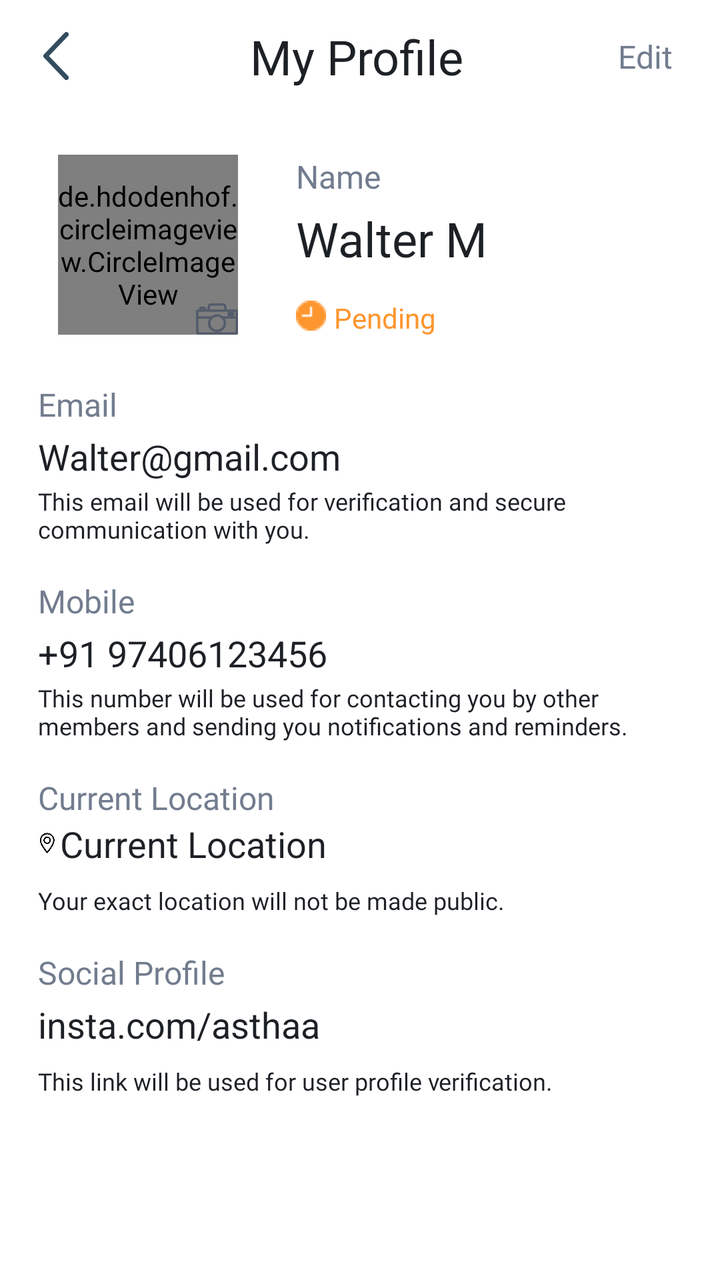
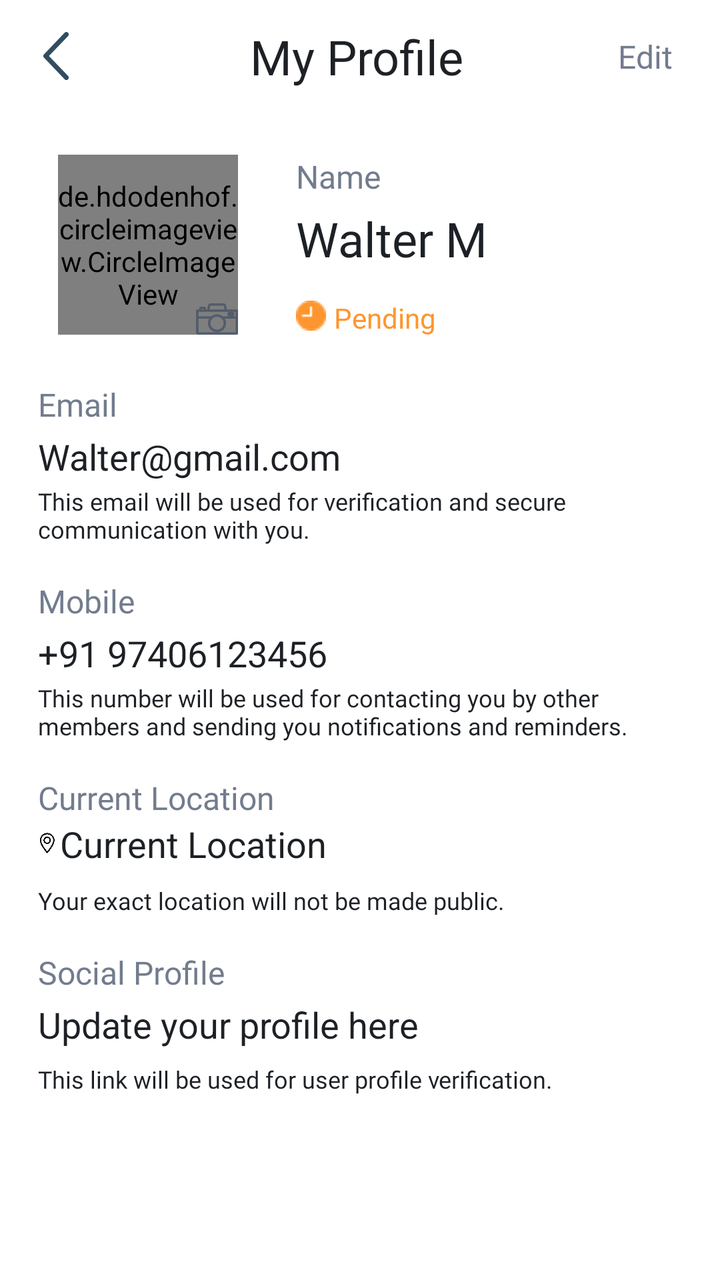

Compare the two renders of this Android layout. The source of the first and the diff that turns it into the second are given below.
<!-- AndroidManifest.xml: application theme Theme.AbraaKaDabraa.App -->
<!-- res/layout/activity_my_profile2.xml -->
<?xml version="1.0" encoding="utf-8"?>
<androidx.constraintlayout.widget.ConstraintLayout xmlns:android="http://schemas.android.com/apk/res/android"
    xmlns:app="http://schemas.android.com/apk/res-auto"
    xmlns:tools="http://schemas.android.com/tools"
    android:layout_width="match_parent"
    android:layout_height="match_parent"
    tools:context=".activities.newflow.MyProfileActivity">

    <ImageView
        android:id="@+id/ivBack"
        android:layout_width="24dp"
        android:layout_height="24dp"
        android:layout_marginStart="16dp"
        android:layout_marginTop="16dp"
        app:layout_constraintStart_toStartOf="parent"
        app:layout_constraintTop_toTopOf="parent"
        app:srcCompat="@drawable/ic_back_arrow" />

    <TextView
        android:id="@+id/textView82"
        android:layout_width="0dp"
        android:layout_height="wrap_content"
        android:layout_marginStart="16dp"
        android:layout_marginEnd="8dp"
        android:fontFamily="@font/montserrat_bold"
        android:gravity="center"
        android:text="My Profile"
        android:textColor="#1D2126"
        android:textSize="24sp"
        app:layout_constraintBottom_toBottomOf="@+id/ivBack"
        app:layout_constraintEnd_toStartOf="@+id/editProfile"
        app:layout_constraintStart_toEndOf="@+id/ivBack"
        app:layout_constraintTop_toTopOf="@+id/ivBack" />

    <TextView
        android:id="@+id/editProfile"
        android:layout_width="0dp"
        android:layout_height="wrap_content"
        android:layout_marginEnd="24dp"
        android:fontFamily="@font/montserrat_medium"
        android:gravity="center"
        android:text="Edit"
        android:textColor="#727C8E"
        android:textSize="@dimen/sp_16"
        app:layout_constraintBottom_toBottomOf="@+id/ivBack"
        app:layout_constraintEnd_toEndOf="parent"
        app:layout_constraintTop_toTopOf="@+id/ivBack" />

    <FrameLayout
        android:id="@+id/frameLayout2"
        android:layout_width="0dp"
        android:layout_height="wrap_content"
        android:layout_marginStart="29dp"
        android:layout_marginTop="33dp"
        app:layout_constraintStart_toStartOf="parent"
        app:layout_constraintTop_toBottomOf="@+id/textView82">

        <de.hdodenhof.circleimageview.CircleImageView
            android:layout_width="90dp"
            android:layout_height="90dp"
            android:src="@color/blue_text_color" />

        <ImageView
            android:id="@+id/imageView16"
            android:layout_width="wrap_content"
            android:layout_height="wrap_content"
            android:layout_gravity="bottom|right"
            android:elevation="4dp"
            app:srcCompat="@drawable/ic_camera_profile" />

    </FrameLayout>

    <TextView
        android:id="@+id/textView120"
        android:layout_width="0dp"
        android:layout_height="wrap_content"
        android:layout_marginStart="29dp"
        android:layout_marginEnd="24dp"
        android:textColor="#727C8E"
        android:fontFamily="@font/montserrat_medium"
        android:textSize="@dimen/sp_16"
        android:text="Name"
        app:layout_constraintEnd_toEndOf="parent"
        app:layout_constraintStart_toEndOf="@+id/frameLayout2"
        app:layout_constraintTop_toTopOf="@+id/frameLayout2" />

    <EditText
        android:id="@+id/nameEdit"
        android:layout_width="0dp"
        android:layout_height="wrap_content"
        android:layout_marginTop="4dp"
        android:layout_marginEnd="24dp"
        android:background="@color/transparent"
        android:enabled="false"
        android:fontFamily="@font/montserrat_bold"
        android:hint="Walter M"
        android:textColor="#1D2126"
        android:textColorHint="#1D2126"
        android:textSize="24sp"
        app:layout_constraintEnd_toEndOf="parent"
        app:layout_constraintHorizontal_bias="0.0"
        app:layout_constraintStart_toStartOf="@+id/textView120"
        app:layout_constraintTop_toBottomOf="@+id/textView120" />

    <View
        android:layout_width="0dp"
        android:layout_height="1dp"
        android:background="@color/grey_font"
        app:layout_constraintEnd_toEndOf="@+id/nameEdit"
        app:layout_constraintStart_toStartOf="@+id/nameEdit"
        app:layout_constraintTop_toBottomOf="@+id/nameEdit" />

    <TextView
        android:id="@+id/textView122"
        android:layout_width="0dp"
        android:layout_height="wrap_content"
        android:layout_marginStart="4dp"
        android:layout_marginTop="14dp"
        android:layout_marginEnd="24dp"
        android:textColor="#FE962F"
        android:fontFamily="@font/montserrat_semi_bold"
        android:text="Pending"
        app:layout_constraintEnd_toEndOf="parent"
        app:layout_constraintStart_toEndOf="@+id/imageView38"
        app:layout_constraintTop_toBottomOf="@+id/nameEdit" />

    <LinearLayout
        android:layout_width="match_parent"
        android:layout_height="wrap_content"
        android:layout_marginStart="19dp"
        android:layout_marginTop="24dp"
        android:layout_marginEnd="24dp"
        android:orientation="vertical"
        app:layout_constraintEnd_toEndOf="parent"
        app:layout_constraintStart_toStartOf="parent"
        app:layout_constraintTop_toBottomOf="@+id/frameLayout2">

        <LinearLayout
            android:layout_width="match_parent"
            android:layout_height="wrap_content"
            android:orientation="vertical">

            <TextView
                android:layout_width="wrap_content"
                android:layout_height="wrap_content"
                android:fontFamily="@font/montserrat_medium"
                android:text="Email"
                android:textColor="#727C8E"
                android:textSize="@dimen/sp_16" />

            <EditText
                android:id="@+id/emailEdit"
                android:layout_width="match_parent"
                android:layout_height="wrap_content"
                android:layout_marginTop="3dp"
                android:hint="Walter@gmail.com"
                android:textSize="18sp"
                android:enabled="false"
                android:inputType="textEmailAddress"
                android:background="@color/transparent"
                android:textColorHint="#1D2126" />

            <View
                android:layout_width="match_parent"
                android:layout_height="1dp"
                android:background="@color/grey_font" />

            <TextView
                android:layout_width="match_parent"
                android:layout_height="wrap_content"
                android:layout_marginTop="1dp"
                android:text="This email will be used for verification and secure communication with you."
                android:textColor="#1D2126"
                android:fontFamily="@font/montserrat_medium"
                android:textSize="12sp"/>
        </LinearLayout>

        <LinearLayout
            android:layout_marginTop="17dp"
            android:layout_width="match_parent"
            android:layout_height="wrap_content"
            android:orientation="vertical">

            <TextView
                android:layout_width="wrap_content"
                android:layout_height="wrap_content"
                android:fontFamily="@font/montserrat_medium"
                android:text="Mobile"
                android:textColor="#727C8E"
                android:textSize="@dimen/sp_16" />

            <EditText
                android:id="@+id/phoneEdit"
                android:layout_width="match_parent"
                android:layout_height="wrap_content"
                android:layout_marginTop="3dp"
                android:hint="+91 97406123456"
                android:textSize="18sp"
                android:enabled="false"
                android:inputType="phone"
                android:background="@color/transparent"
                android:textColorHint="#1D2126" />

            <View
                android:layout_width="match_parent"
                android:layout_height="1dp"
                android:background="@color/grey_font" />

            <TextView
                android:layout_width="match_parent"
                android:layout_height="wrap_content"
                android:layout_marginTop="1dp"
                android:text="This number will be used for contacting you by other members and sending you notifications and reminders."
                android:textColor="#1D2126"
                android:fontFamily="@font/montserrat_medium"
                android:textSize="12sp"/>
        </LinearLayout>

        <LinearLayout
            android:layout_marginTop="17dp"
            android:layout_width="match_parent"
            android:layout_height="wrap_content"
            android:orientation="vertical">

            <TextView
                android:layout_width="wrap_content"
                android:layout_height="wrap_content"
                android:fontFamily="@font/montserrat_medium"
                android:text="Current Location"
                android:textColor="#727C8E"
                android:textSize="@dimen/sp_16" />

            <LinearLayout
                android:layout_width="match_parent"
                android:layout_height="wrap_content"
                android:orientation="horizontal">
                <ImageView
                    android:layout_width="9dp"
                    android:layout_height="13dp"
                    android:src="@drawable/ic_location"
                    android:layout_gravity="center"/>
                <EditText
                    android:id="@+id/locationEdit"
                    android:layout_width="match_parent"
                    android:layout_height="wrap_content"
                    android:hint="Current Location"
                    android:textSize="18sp"
                    android:enabled="false"
                    android:layout_marginStart="2dp"
                    android:background="@color/transparent"
                    android:textColorHint="#1D2126" />
            </LinearLayout>


            <View
                android:layout_width="match_parent"
                android:layout_height="1dp"
                android:background="@color/grey_font" />

            <TextView
                android:layout_width="match_parent"
                android:layout_height="wrap_content"
                android:layout_marginTop="7dp"
                android:text="Your exact location will not be made public."
                android:textColor="#1D2126"
                android:fontFamily="@font/montserrat_medium"
                android:textSize="12sp"/>
        </LinearLayout>

        <LinearLayout
            android:layout_marginTop="17dp"
            android:layout_width="match_parent"
            android:layout_height="wrap_content"
            android:orientation="vertical">

            <TextView
                android:layout_width="wrap_content"
                android:layout_height="wrap_content"
                android:fontFamily="@font/montserrat_medium"
                android:text="Social Profile"
                android:textColor="#727C8E"
                android:textSize="@dimen/sp_16" />

            <EditText
                android:id="@+id/instaEdit"
                android:layout_width="match_parent"
                android:layout_height="wrap_content"
                android:layout_marginTop="3dp"
                android:hint="insta.com/asthaa"
                android:textSize="18sp"
                android:enabled="false"
                android:background="@color/transparent"
                android:textColorHint="#1D2126" />

            <View
                android:layout_width="match_parent"
                android:layout_height="1dp"
                android:background="@color/grey_font" />

            <TextView
                android:layout_width="match_parent"
                android:layout_height="wrap_content"
                android:layout_marginTop="7dp"
                android:text="This link will be used for user profile verification."
                android:textColor="#1D2126"
                android:fontFamily="@font/montserrat_medium"
                android:textSize="12sp"/>
        </LinearLayout>
    </LinearLayout>

    <ImageView
        android:id="@+id/imageView38"
        android:layout_width="wrap_content"
        android:layout_height="wrap_content"
        android:layout_marginTop="15dp"
        android:src="@drawable/pending_icon"
        app:layout_constraintStart_toStartOf="@+id/nameEdit"
        app:layout_constraintTop_toBottomOf="@+id/nameEdit" />


</androidx.constraintlayout.widget.ConstraintLayout>
<!-- resources referenced by this layout -->
<resources>
  <color name="blue_text_color">#355389</color>
  <color name="transparent">#00000000</color>
  <dimen name="sp_16">16sp</dimen>
  <!-- drawable ic_back_arrow (drawable) -->
  <vector android:height="44.5704dp" android:viewportHeight="18.571"
      android:viewportWidth="10" android:width="24dp" xmlns:android="http://schemas.android.com/apk/res/android">
      <path android:fillColor="#334d60" android:pathData="M0.265,9.949 L8.433,18.3a0.906,0.906 0,0 0,1.3 0,0.951 0.951,0 0,0 0,-1.325L2.212,9.286 9.73,1.6a0.952,0.952 0,0 0,0 -1.326,0.906 0.906,0 0,0 -1.3,0L0.265,8.623A0.962,0.962 0,0 0,0.265 9.949Z"/>
  </vector>
  <!-- drawable ic_camera_profile (drawable) -->
  <vector xmlns:android="http://schemas.android.com/apk/res/android"
      android:width="20.854dp"
      android:height="15.829dp"
      android:viewportWidth="20.854"
      android:viewportHeight="15.829">
    <path
        android:pathData="M20.25,3.367L15.166,3.367l-0.509,-2.29a1.089,1.089 0,0 0,-1.05 -0.827L7.25,0.25a1.027,1.027 0,0 0,-1.018 0.827l-0.509,2.29L4.766,3.367v-0.731a0.706,0.706 0,0 0,-0.7 -0.7L2.508,1.936a0.706,0.706 0,0 0,-0.7 0.7v0.731L0.6,3.367a0.353,0.353 0,0 0,-0.35 0.35L0.25,14.53a1.059,1.059 0,0 0,1.05 1.05L19.55,15.58a1.059,1.059 0,0 0,1.05 -1.05L20.6,3.717A0.334,0.334 0,0 0,20.25 3.367ZM6.897,1.236A0.373,0.373 0,0 1,7.25 0.95h6.361a0.373,0.373 0,0 1,0.35 0.286l0.477,2.131L6.42,3.367ZM2.508,2.636L4.066,2.636v0.731L2.508,3.367ZM2.158,4.067L19.936,4.067v2.767L13.258,6.834a4.178,4.178 0,0 0,-2.8 -1.05,4.342 4.342,0 0,0 -2.8,1.05L0.981,6.834L0.981,4.066L2.158,4.066ZM10.427,6.45a3.562,3.562 0,1 1,-3.562 3.562A3.556,3.556 0,0 1,10.427 6.45ZM19.55,14.88L1.3,14.88a0.353,0.353 0,0 1,-0.35 -0.35v-7L6.992,7.53a4.262,4.262 0,1 0,6.87 0h6.043v7A0.353,0.353 0,0 1,19.55 14.88Z"
        android:strokeWidth="0.5"
        android:fillColor="#535c6b"
        android:strokeColor="#535c6b"/>
    <path
        android:pathData="M16.597,6.388h1.495a0.706,0.706 0,0 0,0.7 -0.7L18.792,5.275a0.706,0.706 0,0 0,-0.7 -0.7L16.597,4.575a0.706,0.706 0,0 0,-0.7 0.7v0.413A0.706,0.706 0,0 0,16.597 6.388ZM16.597,5.275h1.495v0.413L16.597,5.688Z"
        android:strokeWidth="0.5"
        android:fillColor="#535c6b"
        android:strokeColor="#535c6b"/>
  </vector>
  <!-- drawable ic_location: png bitmap (drawable, 27234 bytes) -->
  <!-- drawable pending_icon: png bitmap (drawable, 343 bytes) -->
  <style name="Theme.AbraaKaDabraa.App" parent="Theme.MaterialComponents.Light.DarkActionBar">
          <item name="colorPrimary">@color/theme_color</item>
          <item name="colorPrimaryVariant">@color/theme_color</item>
          <item name="colorOnPrimary">@color/theme_color</item>
      </style>
  <color name="theme_color">#416D49</color>
</resources>

<!-- the commit's change to res/layout/activity_my_profile2.xml (unified diff, before → after) -->
@@ -3,8 +3,196 @@
     xmlns:app="http://schemas.android.com/apk/res-auto"
     xmlns:tools="http://schemas.android.com/tools"
     android:layout_width="match_parent"
-    android:layout_height="match_parent"
-    tools:context=".activities.newflow.MyProfileActivity">
+    android:layout_height="match_parent">
+
+    <androidx.constraintlayout.widget.ConstraintLayout
+        android:id="@+id/successLayout"
+        android:layout_width="match_parent"
+        android:layout_height="match_parent"
+        android:background="@color/alert_bg_color"
+        android:visibility="gone"
+        android:elevation="5dp">
+
+        <androidx.cardview.widget.CardView
+            android:id="@+id/successDialog"
+            android:layout_width="284dp"
+            android:layout_height="192dp"
+            android:visibility="visible"
+            app:cardBackgroundColor="@color/new_bg_color"
+            app:cardCornerRadius="16dp"
+            app:layout_constraintBottom_toBottomOf="parent"
+            app:layout_constraintEnd_toEndOf="parent"
+            app:layout_constraintStart_toStartOf="parent"
+            app:layout_constraintTop_toTopOf="parent">
+
+            <androidx.constraintlayout.widget.ConstraintLayout
+                android:layout_width="match_parent"
+                android:layout_height="match_parent">
+
+                <TextView
+                    android:id="@+id/textView811"
+                    android:layout_width="0dp"
+                    android:layout_height="wrap_content"
+                    android:layout_marginStart="16dp"
+                    android:layout_marginTop="24dp"
+                    android:layout_marginEnd="16dp"
+                    android:gravity="center"
+                    android:fontFamily="@font/montserrat_medium"
+                    android:textSize="16sp"
+                    android:textColor="@color/title_color"
+                    android:text="Your profile is successfully submitted for verification. We will take 2 business days to verify. You will receive a notification."
+                    app:layout_constraintEnd_toEndOf="parent"
+                    app:layout_constraintStart_toStartOf="parent"
+                    app:layout_constraintTop_toTopOf="parent" />
+
+                <TextView
+                    android:id="@+id/okGotItBtn"
+                    android:layout_width="98dp"
+                    android:layout_height="36dp"
+                    android:layout_marginStart="32dp"
+                    android:layout_marginTop="16dp"
+                    android:layout_marginEnd="32dp"
+                    android:layout_marginBottom="24dp"
+                    android:background="@drawable/btn_bg_rounded_rect"
+                    android:fontFamily="@font/montserrat_semi_bold"
+                    android:gravity="center"
+                    android:text="Ok, Got it"
+                    android:textAllCaps="false"
+                    android:textColor="@color/white"
+                    android:textSize="16sp"
+                    app:layout_constraintBottom_toBottomOf="parent"
+                    app:layout_constraintEnd_toEndOf="parent"
+                    app:layout_constraintStart_toStartOf="parent"
+                    app:layout_constraintTop_toBottomOf="@+id/textView811" />
+            </androidx.constraintlayout.widget.ConstraintLayout>
+        </androidx.cardview.widget.CardView>
+    </androidx.constraintlayout.widget.ConstraintLayout>
+
+    <androidx.constraintlayout.widget.ConstraintLayout
+        android:id="@+id/socialProfileLayout"
+        android:layout_width="match_parent"
+        android:layout_height="match_parent"
+        android:background="@color/alert_bg_color"
+        android:elevation="5dp"
+        android:visibility="gone"
+        app:layout_constraintBottom_toBottomOf="parent"
+        app:layout_constraintEnd_toEndOf="parent"
+        app:layout_constraintStart_toStartOf="parent"
+        app:layout_constraintTop_toTopOf="parent">
+
+        <androidx.constraintlayout.widget.ConstraintLayout
+            android:id="@+id/bottomSheet"
+            android:layout_width="match_parent"
+            android:layout_height="wrap_content"
+            android:background="@drawable/bottom_sheet_shape"
+            app:cardElevation="8dp"
+            app:layout_constraintBottom_toBottomOf="parent"
+            app:layout_constraintEnd_toEndOf="parent"
+            app:layout_constraintStart_toStartOf="parent">
+
+            <TextView
+                android:id="@+id/textView76"
+                android:layout_width="56dp"
+                android:layout_height="3dp"
+                android:layout_marginStart="8dp"
+                android:layout_marginTop="8dp"
+                android:layout_marginEnd="8dp"
+                android:background="@color/hint_color_op_40"
+                app:layout_constraintEnd_toEndOf="parent"
+                app:layout_constraintStart_toStartOf="parent"
+                app:layout_constraintTop_toTopOf="parent" />
+
+            <TextView
+                android:id="@+id/textView77"
+                android:layout_width="wrap_content"
+                android:layout_height="wrap_content"
+                android:layout_marginTop="16dp"
+                android:fontFamily="@font/montserrat_bold"
+                android:text="Share"
+                android:textColor="#707070"
+                android:textSize="22sp"
+                app:layout_constraintEnd_toEndOf="@+id/textView76"
+                app:layout_constraintStart_toStartOf="@+id/textView76"
+                app:layout_constraintTop_toBottomOf="@+id/textView76" />
+
+            <TextView
+                android:id="@+id/textView78"
+                android:layout_width="0dp"
+                android:layout_height="wrap_content"
+                android:layout_marginStart="32dp"
+                android:layout_marginTop="16dp"
+                android:layout_marginEnd="32dp"
+                android:fontFamily="@font/montserrat_regular"
+                android:gravity="center"
+                android:text="Link your profile with any of the \nbelow platforms"
+                android:textColor="#707070"
+                android:textSize="@dimen/sp_16"
+                app:layout_constraintEnd_toEndOf="parent"
+                app:layout_constraintStart_toStartOf="parent"
+                app:layout_constraintTop_toBottomOf="@+id/textView77" />
+
+            <TextView
+                android:id="@+id/socialProfileHeader"
+                android:layout_width="wrap_content"
+                android:layout_height="wrap_content"
+                android:fontFamily="@font/montserrat_bold"
+                android:text="https://www.facebook.com/"
+                android:textSize="@dimen/sp_16"
+                android:textStyle="bold"
+                app:layout_constraintEnd_toStartOf="@+id/socialProfileEdt"
+                app:layout_constraintStart_toStartOf="@+id/rv_social_links"
+                app:layout_constraintTop_toBottomOf="@+id/rv_social_links" />
+
+            <androidx.recyclerview.widget.RecyclerView
+                android:id="@+id/rv_social_links"
+                android:layout_width="0dp"
+                android:layout_height="wrap_content"
+                android:layout_marginStart="8dp"
+                android:layout_marginTop="8dp"
+                android:layout_marginEnd="16dp"
+                app:layout_constraintEnd_toEndOf="parent"
+                app:layout_constraintStart_toStartOf="parent"
+                app:layout_constraintTop_toBottomOf="@+id/textView78" />
+
+            <TextView
+                android:id="@+id/submitBtn"
+                android:layout_width="120dp"
+                android:layout_height="48dp"
+                android:layout_marginStart="16dp"
+                android:layout_marginTop="16dp"
+                android:layout_marginEnd="16dp"
+                android:layout_marginBottom="16dp"
+                android:background="@drawable/btn_bg_rounded_rect"
+                android:fontFamily="@font/montserrat_semi_bold"
+                android:gravity="center"
+                android:text="Submit"
+                android:textAllCaps="false"
+                android:textColor="@color/white"
+                android:textSize="14sp"
+                android:visibility="visible"
+                app:layout_constraintBottom_toBottomOf="parent"
+                app:layout_constraintEnd_toEndOf="parent"
+                app:layout_constraintStart_toStartOf="parent"
+                app:layout_constraintTop_toBottomOf="@+id/socialProfileEdt" />
+
+            <EditText
+                android:id="@+id/socialProfileEdt"
+                android:layout_width="0dp"
+                android:layout_height="wrap_content"
+                android:layout_marginStart="2dp"
+                android:layout_marginEnd="8dp"
+                android:ems="10"
+                android:hint="Enter Profile"
+                android:inputType="textPersonName"
+                android:textSize="18sp"
+                app:layout_constraintBottom_toBottomOf="@+id/socialProfileHeader"
+                app:layout_constraintEnd_toEndOf="parent"
+                app:layout_constraintStart_toEndOf="@+id/socialProfileHeader"
+                app:layout_constraintTop_toTopOf="@+id/socialProfileHeader" />
+
+        </androidx.constraintlayout.widget.ConstraintLayout>
+
+    </androidx.constraintlayout.widget.ConstraintLayout>
 
     <ImageView
         android:id="@+id/ivBack"
@@ -56,12 +244,13 @@
         app:layout_constraintTop_toBottomOf="@+id/textView82">
 
         <de.hdodenhof.circleimageview.CircleImageView
+            android:id="@+id/profilePic"
             android:layout_width="90dp"
             android:layout_height="90dp"
             android:src="@color/blue_text_color" />
 
         <ImageView
-            android:id="@+id/imageView16"
+            android:id="@+id/uploadImage"
             android:layout_width="wrap_content"
             android:layout_height="wrap_content"
             android:layout_gravity="bottom|right"
@@ -92,6 +281,7 @@
         android:layout_marginEnd="24dp"
         android:background="@color/transparent"
         android:enabled="false"
+
         android:fontFamily="@font/montserrat_bold"
         android:hint="Walter M"
         android:textColor="#1D2126"
@@ -281,21 +471,16 @@
                 android:textColor="#727C8E"
                 android:textSize="@dimen/sp_16" />
 
-            <EditText
+            <TextView
                 android:id="@+id/instaEdit"
                 android:layout_width="match_parent"
                 android:layout_height="wrap_content"
                 android:layout_marginTop="3dp"
-                android:hint="insta.com/asthaa"
+                android:text="Update your profile here"
                 android:textSize="18sp"
                 android:enabled="false"
                 android:background="@color/transparent"
-                android:textColorHint="#1D2126" />
-
-            <View
-                android:layout_width="match_parent"
-                android:layout_height="1dp"
-                android:background="@color/grey_font" />
+                android:textColor="#1D2126" />
 
             <TextView
                 android:layout_width="match_parent"
@@ -317,5 +502,24 @@
         app:layout_constraintStart_toStartOf="@+id/nameEdit"
         app:layout_constraintTop_toBottomOf="@+id/nameEdit" />
 
+    <TextView
+        android:id="@+id/saveBtn"
+        android:layout_width="0dp"
+        android:layout_height="48dp"
+        android:layout_marginStart="16dp"
+        android:layout_marginEnd="16dp"
+        android:layout_marginBottom="8dp"
+        android:visibility="gone"
+        android:background="@drawable/btn_bg_rounded_rect"
+        android:fontFamily="@font/montserrat_semi_bold"
+        android:gravity="center"
+        android:text="Save"
+        android:textAllCaps="false"
+        android:textColor="@color/white"
+        android:textSize="@dimen/sp_16"
+        app:layout_constraintBottom_toBottomOf="parent"
+        app:layout_constraintEnd_toEndOf="parent"
+        app:layout_constraintStart_toStartOf="parent" />
+
 
 </androidx.constraintlayout.widget.ConstraintLayout>
<!-- resource entries referenced after the edit -->
@@ -1,8 +1,32 @@
 <!-- resources referenced by this layout -->
 <resources>
+  <color name="alert_bg_color">#B3000000</color>
   <color name="blue_text_color">#355389</color>
+  <color name="hint_color_op_40">#50929292</color>
+  <color name="new_bg_color">#F5F5F7</color>
+  <color name="title_color">#535C6B</color>
   <color name="transparent">#00000000</color>
+  <color name="white">#FFFFFFFF</color>
   <dimen name="sp_16">16sp</dimen>
+  <!-- drawable bottom_sheet_shape (drawable) -->
+  <shape xmlns:android="http://schemas.android.com/apk/res/android"
+      android:shape="rectangle">
+  
+      <solid android:color="@color/white" />
+  
+      <corners android:topLeftRadius="16dp"
+          android:topRightRadius="16dp"/>
+  
+  </shape>
+  <!-- drawable btn_bg_rounded_rect (drawable) -->
+  <shape xmlns:android="http://schemas.android.com/apk/res/android"
+      android:shape="rectangle">
+  
+      <solid android:color="@color/new_button_color" />
+  
+      <corners android:radius="8dp" />
+  
+  </shape>
   <!-- drawable ic_back_arrow (drawable) -->
   <vector android:height="44.5704dp" android:viewportHeight="18.571"
       android:viewportWidth="10" android:width="24dp" xmlns:android="http://schemas.android.com/apk/res/android">
@@ -32,6 +56,7 @@
           <item name="colorPrimaryVariant">@color/theme_color</item>
           <item name="colorOnPrimary">@color/theme_color</item>
       </style>
+  <color name="new_button_color">#2D7A76</color>
   <color name="theme_color">#416D49</color>
 </resources>
 
